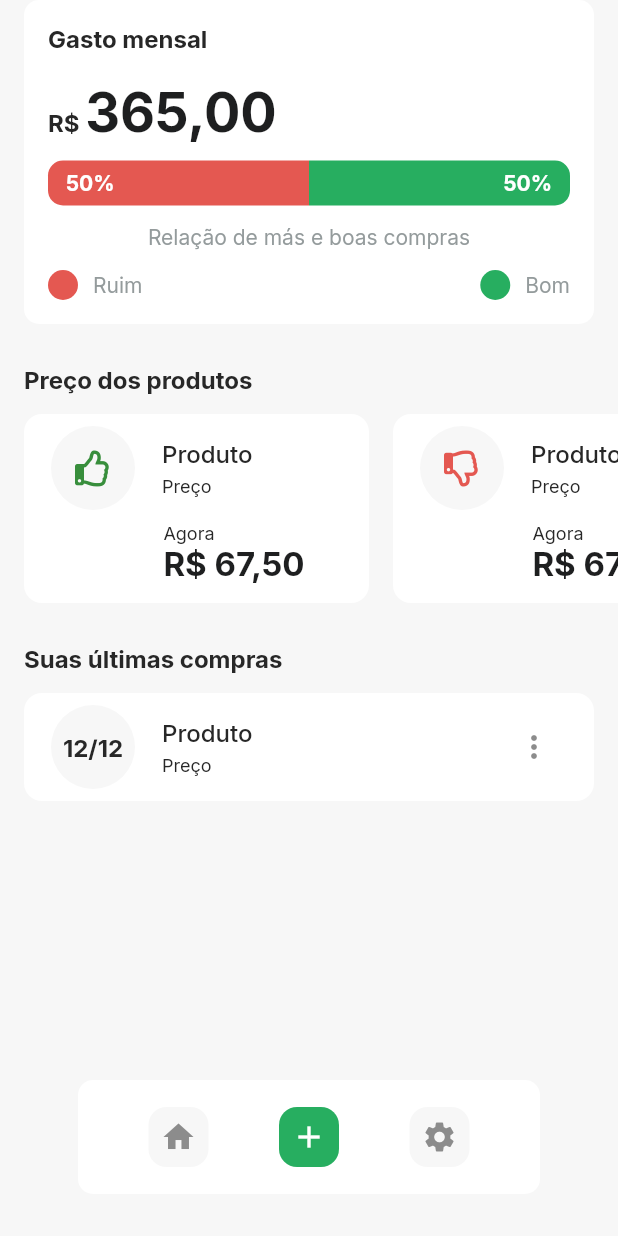
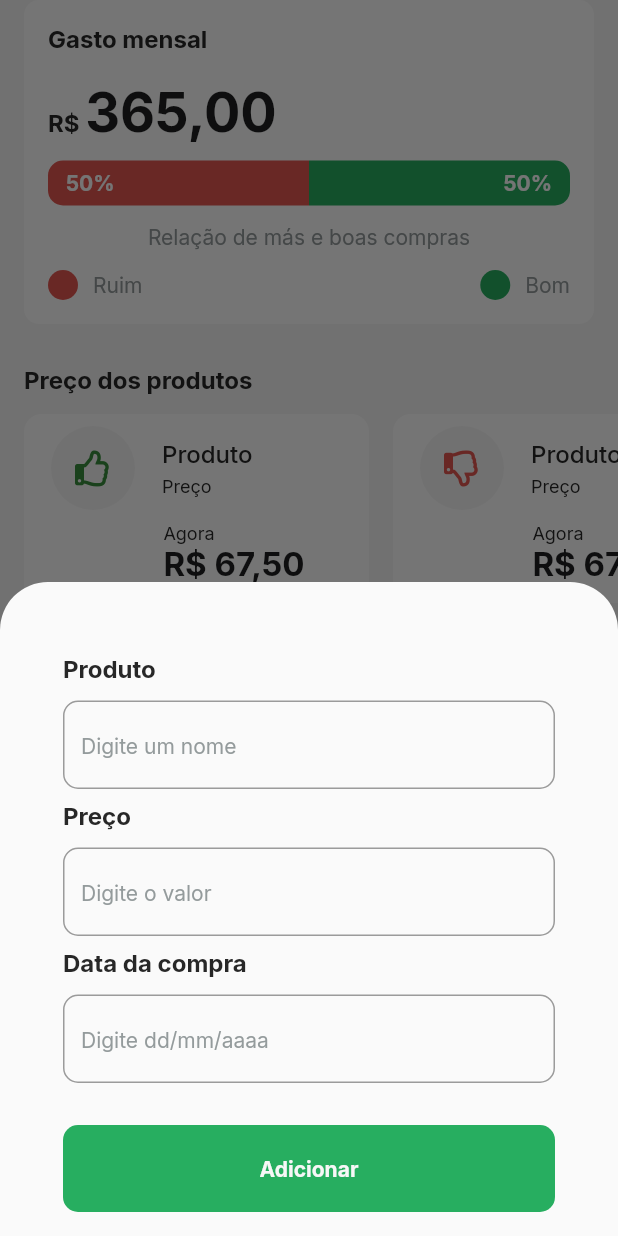
Before and after one commit to brnocorreia/Ta-Caro-App, a Flutter app: the screen it shows after launch, after a tap on the "add" icon, on a phone screen of 412 x 824 dp. Run offline on Flutter 3.47's test engine with Material 2 defaults, Android fonts, the phone set to English and light mode, and no system bars; our stand-ins replace flutter_multi_formatter, font_awesome_flutter, google_fonts, supabase, validators; accounts and stored records are empty.

Commit message:
tentando consertar erro de data

```diff
--- a/tacaro_app/lib/app_widget.dart
+++ b/tacaro_app/lib/app_widget.dart
@@ -1,4 +1,6 @@
 import 'package:flutter/material.dart';
+import 'package:tacaro_app/modules/feed/feed_page.dart';
+import 'package:tacaro_app/modules/profile/profile_page.dart';
 import 'modules/home/home_page.dart';
 import 'modules/login/login_page.dart';
 import 'modules/login/pages/create account/create_account_page.dart';
@@ -6,12 +8,12 @@ import 'modules/splash/splash_page.dart';
 // import 'shared/models/user_model.dart';
 
 class AppWidget extends StatelessWidget {
-  const AppWidget({ Key? key }) : super(key: key);
+  const AppWidget({Key? key}) : super(key: key);
 
   @override
   Widget build(BuildContext context) {
     return MaterialApp(
-      debugShowCheckedModeBanner:false,
+      debugShowCheckedModeBanner: false,
       title: "Tá Caro?",
       theme: ThemeData(
         primarySwatch: Colors.green,
@@ -21,8 +23,13 @@ class AppWidget extends StatelessWidget {
         "/splash": (context) => const SplashPage(),
         "/login": (context) => const LoginPage(),
         "/login/create-account": (context) => const CreateAccountPage(),
-        "/home": (context) => HomePage()
-          // user: ModalRoute.of(context)!.settings.arguments as UserModel,
+        "/home": (context) => HomePage(
+              pages: [
+                FeedPage(),
+                ProfilePage(),
+              ],
+            )
+        // user: ModalRoute.of(context)!.settings.arguments as UserModel,
       },
     );
   }
--- /dev/null
+++ b/tacaro_app/lib/modules/create/create_bottom_sheet.dart
@@ -0,0 +1,97 @@
+import 'package:flutter/material.dart';
+import 'package:flutter/services.dart';
+import 'package:flutter_multi_formatter/flutter_multi_formatter.dart';
+import 'package:flutter_multi_formatter/formatters/money_input_formatter.dart';
+import 'package:tacaro_app/modules/create/create_controller.dart';
+import 'package:tacaro_app/modules/create/respositories/create_repository_impl.dart';
+import 'package:tacaro_app/shared/services/app_database.dart';
+import 'package:tacaro_app/shared/widgets/button.dart';
+import 'package:tacaro_app/shared/widgets/input_text.dart';
+
+class CreateBottomSheet extends StatefulWidget {
+  const CreateBottomSheet({Key? key}) : super(key: key);
+
+  @override
+  State<CreateBottomSheet> createState() => _CreateBottomSheetState();
+}
+
+class _CreateBottomSheetState extends State<CreateBottomSheet> {
+  late final CreateController controller;
+
+  @override
+  void initState() {
+    controller = CreateController(
+        repository: CreateRepositoryImpl(database: AppDatabase.instance));
+    super.initState();
+  }
+
+  @override
+  Widget build(BuildContext context) {
+    return Container(
+      padding: EdgeInsets.symmetric(
+        horizontal: 42,
+        vertical: 16,
+      ),
+      child: Form(
+        key: controller.formKey,
+        child: Column(
+          mainAxisSize: MainAxisSize.min,
+          children: [
+            SizedBox(
+              height: 32,
+            ),
+            InputText(
+              label: "Produto",
+              hint: "Digite um nome",
+              onChanged: (value) => controller.onChanged(name: value),
+              validator: (value) => value.isNotEmpty ? null : "Digite um nome!",
+            ),
+            SizedBox(
+              height: 8,
+            ),
+            InputText(
+              label: "Preço",
+              hint: "Digite o valor",
+              onChanged: (value) => controller.onChanged(price: value),
+              keyboardType: TextInputType.number,
+              validator: (value) =>
+                  value.isNotEmpty ? null : "Digite um valor!",
+              inputFormatters: [
+                MoneyInputFormatter(
+                  leadingSymbol: "R\$",
+                ),
+              ],
+            ),
+            SizedBox(
+              height: 8,
+            ),
+            InputText(
+              keyboardType: TextInputType.datetime,
+              label: "Data da compra",
+              hint: "Digite dd/mm/aaaa",
+              onChanged: (value) => controller.onChanged(date: value),
+              validator: (value) =>
+                  value.isNotEmpty ? null : "Digite uma data válida!",
+              inputFormatters: [
+                MaskedInputFormatter(
+                  '00-00-0000',
+                )
+              ],
+            ),
+            SizedBox(
+              height: 8,
+            ),
+            SizedBox(
+              height: 20,
+            ),
+            Button(
+                label: "Adicionar",
+                onTap: () {
+                  controller.create();
+                })
+          ],
+        ),
+      ),
+    );
+  }
+}
--- /dev/null
+++ b/tacaro_app/lib/modules/create/respositories/create_repository.dart
@@ -0,0 +1,4 @@
+abstract class ICreateRepository {
+  Future<bool> create(
+      {required String name, required String price, required String date});
+}
--- /dev/null
+++ b/tacaro_app/lib/modules/create/respositories/create_repository_impl.dart
@@ -0,0 +1,31 @@
+import 'package:tacaro_app/shared/services/app_database.dart';
+import 'create_repository.dart';
+import 'package:intl/intl.dart';
+
+class CreateRepositoryImpl implements ICreateRepository {
+  final AppDatabase database;
+
+  CreateRepositoryImpl({
+    required this.database,
+  });
+
+  @override
+  Future<bool> create(
+      {required String name,
+      required String price,
+      required String date}) async {
+    final priceSanitize = double.parse(price.replaceAll(
+      "R\$",
+      "",
+    ));
+    // final datenew = double.parse(date.replaceAll("/", "-")).toString();
+    DateTime datenew = DateTime.parse(date);
+    final dateSanitize = DateFormat('yyyy-MM-dd').format(datenew);
+    final response = await database.create(table: "orders", data: {
+      "name": name,
+      "price": priceSanitize,
+      "created": dateSanitize,
+    });
+    return response;
+  }
+}
--- a/tacaro_app/lib/modules/home/home_page.dart
+++ b/tacaro_app/lib/modules/home/home_page.dart
@@ -1,14 +1,17 @@
 import 'package:flutter/material.dart';
-import 'package:tacaro_app/modules/feed/feed_page.dart';
+import 'package:tacaro_app/modules/create/create_bottom_sheet.dart';
 import 'package:tacaro_app/shared/theme/app_theme.dart';
 import 'package:tacaro_app/shared/widgets/app_bottom_navigator.dart';
 // import 'package:tacaro_app/shared/models/user_model.dart';
-// import 'package:tacaro_app/shared/theme/app_theme.dart';
 
 class HomePage extends StatefulWidget {
   // final UserModel user;
+
+  final List<Widget> pages;
+
   const HomePage({
     Key? key,
+    required this.pages,
     /*required this.user*/
   }) : super(key: key);
 
@@ -19,8 +22,22 @@ class HomePage extends StatefulWidget {
 class _HomePageState extends State<HomePage> {
   var currentIndex = 0;
   void changeIndex(int index) {
-    currentIndex = index;
-    setState(() {});
+    if (index == 3) {
+      showModalBottomSheet(
+        shape: RoundedRectangleBorder(
+            borderRadius: BorderRadius.only(
+                topLeft: Radius.circular(32), topRight: Radius.circular(32))),
+        isScrollControlled: true,
+        context: context,
+        builder: (context) => Padding(
+          padding: MediaQuery.of(context).viewInsets,
+          child: CreateBottomSheet(),
+        ),
+      );
+    } else {
+      currentIndex = index;
+      setState(() {});
+    }
   }
 
   @override
@@ -31,7 +48,7 @@ class _HomePageState extends State<HomePage> {
           height: MediaQuery.of(context).size.height,
           child: Stack(
             children: [
-              FeedPage(),
+              widget.pages[currentIndex],
               Positioned(
                 bottom: 14,
                 left: 26,
--- a/tacaro_app/lib/shared/services/app_database.dart
+++ b/tacaro_app/lib/shared/services/app_database.dart
@@ -3,10 +3,14 @@ import 'package:tacaro_app/shared/models/user_model.dart';
 import 'supabase_database.dart';
 
 abstract class AppDatabase {
-
-  static final AppDatabase instance  = SupabaseDatabase();
+  static final AppDatabase instance = SupabaseDatabase();
 
   void init();
+
+  Future<bool> create({
+    required String table,
+    required Map<String, dynamic> data,
+  });
 
   Future<UserModel> createUser(UserModel user);
   Future<UserModel> getUser(String id);
@@ -14,18 +18,11 @@ abstract class AppDatabase {
   Future<UserModel> login({
     required String email,
     required String password,
-
   });
 
   Future<UserModel> createAccount({
     required String email,
     required String password,
     required String name,
-
   });
-
-
-
-
-
 }
--- a/tacaro_app/lib/shared/services/supabase_database.dart
+++ b/tacaro_app/lib/shared/services/supabase_database.dart
@@ -25,23 +25,26 @@ class SupabaseDatabase implements AppDatabase {
       required String password,
       required String name}) async {
     final response = await client.auth.signUp(email, password);
-    if(response.error == null){
+    if (response.error == null) {
       final user = UserModel(email: email, id: response.user!.id, name: name);
       await createUser(user);
       return user;
     } else {
-      throw Exception(response.error?.message ?? "Não foi possível criar conta");
+      throw Exception(
+          response.error?.message ?? "Não foi possível criar conta");
     }
   }
 
   @override
-  Future<UserModel> login({required String email, required String password}) async {
+  Future<UserModel> login(
+      {required String email, required String password}) async {
     final response = await client.auth.signIn(email: email, password: password);
-    if(response.error == null){
+    if (response.error == null) {
       final user = await getUser(response.user!.id);
       return user;
     } else {
-      throw Exception(response.error?.message ?? "Não foi possível realizar o login");
+      throw Exception(
+          response.error?.message ?? "Não foi possível realizar o login");
     }
   }
 
@@ -57,13 +60,23 @@ class SupabaseDatabase implements AppDatabase {
 
   @override
   Future<UserModel> getUser(String id) async {
-    final response = await client.from("users").select().filter("id", "eq", id).execute();
-    if(response.error == null){
-
-    final user = UserModel.fromMap(response.data[0]);
-    return user;
+    final response =
+        await client.from("users").select().filter("id", "eq", id).execute();
+    if (response.error == null) {
+      final user = UserModel.fromMap(response.data[0]);
+      return user;
     } else {
       throw Exception("Não foi possível buscar o usuário");
     }
   }
+
+  @override
+  Future<bool> create(
+      {required String table, required Map<String, dynamic> data}) async {
+    final response = await client.from(table).insert(data).execute();
+    if (response.error != null) {
+      throw Exception(response.error!.message);
+    }
+    return true;
+  }
 }
--- a/tacaro_app/lib/shared/widgets/app_bottom_navigator.dart
+++ b/tacaro_app/lib/shared/widgets/app_bottom_navigator.dart
@@ -2,12 +2,13 @@ import 'package:flutter/material.dart';
 import 'package:tacaro_app/shared/theme/app_theme.dart';
 
 class AppBottomNavigator extends StatelessWidget {
-
   final int currentIndex;
   final ValueChanged<int> onChanged;
 
   const AppBottomNavigator({
-    Key? key, required this.currentIndex, required this.onChanged,
+    Key? key,
+    required this.currentIndex,
+    required this.onChanged,
   }) : super(key: key);
 
   @override
@@ -18,41 +19,36 @@ class AppBottomNavigator extends StatelessWidget {
         height: 76,
         decoration: BoxDecoration(
             color: AppTheme.colors.textEnabled,
-          borderRadius: BorderRadius.circular(10)
-        ),
-        child: Row(
-          mainAxisAlignment: MainAxisAlignment.spaceEvenly,
-          children: [
+            borderRadius: BorderRadius.circular(10)),
+        child: Row(mainAxisAlignment: MainAxisAlignment.spaceEvenly, children: [
           IconBottomNavigator(
-              onTap: (){
+            onTap: () {
               onChanged(0);
             },
             enabled: currentIndex == 0,
             icon: Icons.home,
           ),
           IconBottomNavigator(
-              onTap: (){
+            onTap: () {
+              onChanged(3);
+            },
+            enabled: false,
+            icon: Icons.add,
+          ),
+          IconBottomNavigator(
+            onTap: () {
               onChanged(1);
             },
             enabled: currentIndex == 1,
-              icon: Icons.add,
-            ),
-            IconBottomNavigator(
-              onTap: (){
-                onChanged(2);
-              },
-              enabled: currentIndex == 2,
             icon: Icons.settings,
           ),
-          ]
-        ),
+        ]),
       ),
     );
   }
 }
 
 class IconBottomNavigator extends StatelessWidget {
-
   final bool enabled;
   final Function() onTap;
   final IconData icon;
@@ -64,7 +60,6 @@ class IconBottomNavigator extends StatelessWidget {
     required this.icon,
   }) : super(key: key);
 
-
   @override
   Widget build(BuildContext context) {
     return InkWell(
@@ -74,12 +69,14 @@ class IconBottomNavigator extends StatelessWidget {
         height: 40,
         child: Icon(
           icon,
-          color: enabled ? AppTheme.colors.textEnabled : AppTheme.colors.iconInactive,
+          color: enabled
+              ? AppTheme.colors.textEnabled
+              : AppTheme.colors.iconInactive,
         ),
         decoration: BoxDecoration(
-          color: enabled ? AppTheme.colors.primary : AppTheme.colors.background,
-          borderRadius: BorderRadius.circular(12)
-        ),
+            color:
+                enabled ? AppTheme.colors.primary : AppTheme.colors.background,
+            borderRadius: BorderRadius.circular(12)),
       ),
     );
   }
--- a/tacaro_app/lib/shared/widgets/input_text.dart
+++ b/tacaro_app/lib/shared/widgets/input_text.dart
@@ -1,14 +1,17 @@
 import 'package:flutter/material.dart';
+import 'package:flutter/services.dart';
 import 'package:tacaro_app/shared/theme/app_text.dart';
 import 'package:tacaro_app/shared/theme/app_theme.dart';
 
 class InputText extends StatelessWidget {
-
   final String label;
   final String hint;
   final bool obscure;
   final void Function(String)? onChanged;
   final String? Function(String)? validator;
+  final List<TextInputFormatter>? inputFormatters;
+  final TextInputType? keyboardType;
+  final TextCapitalization? textCapitalization;
 
   const InputText({
     required this.label,
@@ -17,6 +20,9 @@ class InputText extends StatelessWidget {
     Key? key,
     this.onChanged,
     this.validator,
+    this.inputFormatters,
+    this.keyboardType,
+    this.textCapitalization,
   }) : super(key: key);
 
   @override
@@ -27,12 +33,14 @@ class InputText extends StatelessWidget {
         Text(label).label,
         SizedBox(
           height: 12,
-          ),
+        ),
         TextFormField(
+          keyboardType: keyboardType,
+          inputFormatters: inputFormatters,
           obscureText: obscure,
           onChanged: onChanged,
-          validator: (value){
-            if (validator != null){
+          validator: (value) {
+            if (validator != null) {
               return validator!(value ?? "");
             }
           },
@@ -43,7 +51,7 @@ class InputText extends StatelessWidget {
             border: OutlineInputBorder(
               borderRadius: BorderRadius.circular(10),
               borderSide: BorderSide(color: AppTheme.colors.border),
-              ),
+            ),
           ),
         ),
       ],
--- a/tacaro_app/pubspec.yaml
+++ b/tacaro_app/pubspec.yaml
@@ -28,10 +28,13 @@ environment:
 # versions available, run `flutter pub outdated`.
 dependencies:
   cupertino_icons: ^1.0.2
+  date_format: ^2.0.4
   flutter:
     sdk: flutter
+  flutter_multi_formatter: ^2.5.1
   font_awesome_flutter: ^9.2.0
   google_fonts: ^2.1.1
+  intl: ^0.17.0
   path_provider: ^2.0.8
   supabase: ^0.2.10
   validators: ^3.0.0
```
Also changed, not shown: tacaro_app/lib/modules/create/create_controller.dart (added, +55 -0 lines), tacaro_app/lib/modules/profile/profile_page.dart (added, +46 -0 lines), tacaro_app/pubspec.lock. Lines whose indentation alone changed are shown as unchanged.
